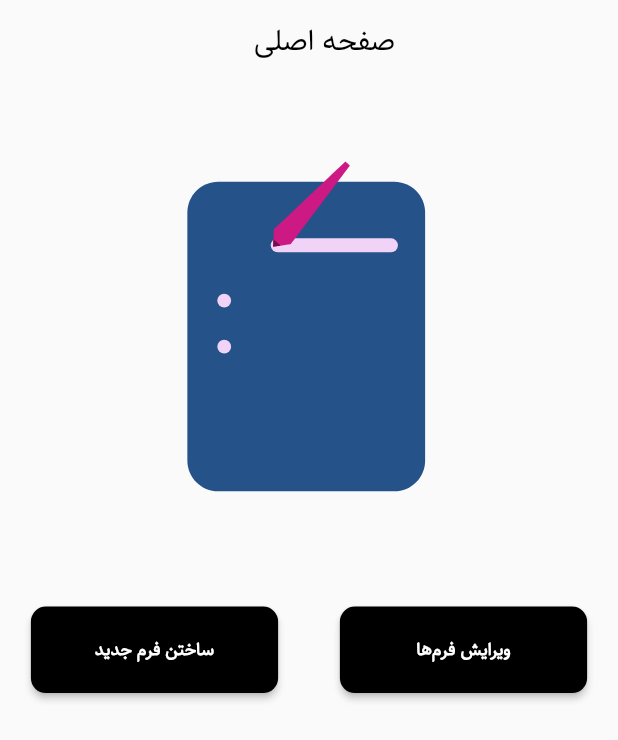
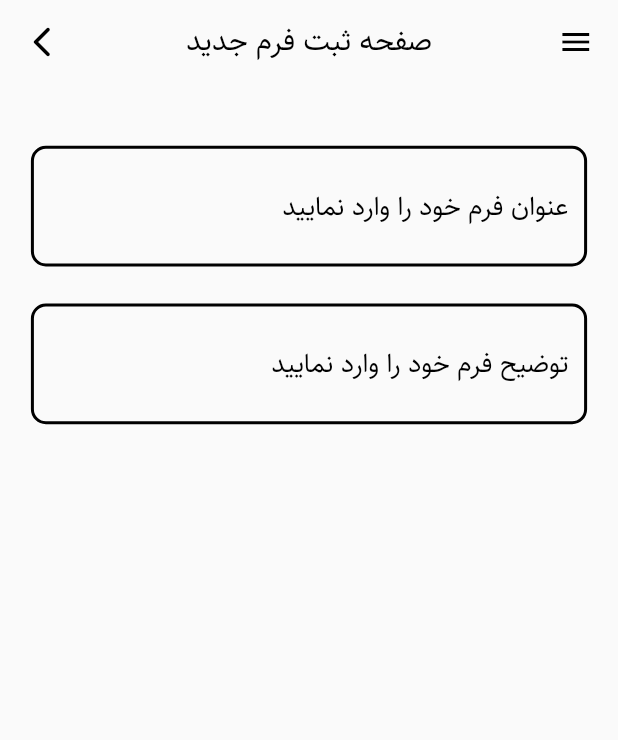
Before and after one commit to Sobhan-Ziyaei/form_builder_app, a Flutter app: the screen it shows after launch, after a tap on "ساختن فرم جدید", on a phone screen of 412 x 824 dp. Shown: the top 740 px of the screen. Run offline on Flutter 3.47's test engine with Material 2 defaults, Android fonts, the phone set to English and light mode, and no system bars; our stand-ins replace flutter_spinkit, lottie, objectbox; generated files the repository leaves out were written again.

Commit message:
create primary register screen

```diff
--- a/lib/route/app_router.dart
+++ b/lib/route/app_router.dart
@@ -1,5 +1,6 @@
 import 'package:flutter/material.dart';
 import 'package:form_builder_app/ui/screens/home_screen.dart';
+import 'package:form_builder_app/ui/screens/register_form_screen.dart';
 import 'package:form_builder_app/ui/screens/splash_screen.dart';
 
 class AppRouter {
@@ -13,7 +14,10 @@ class AppRouter {
         return MaterialPageRoute(
           builder: (context) => HomeScreen(),
         );
-
+      case RegisterFormScreen.screenId:
+        return MaterialPageRoute(
+          builder: (context) => RegisterFormScreen(),
+        );
       default:
         return null;
     }
--- a/lib/ui/constants/colors.dart
+++ b/lib/ui/constants/colors.dart
@@ -4,3 +4,5 @@ import 'package:flutter/material.dart';
 
 const blackColor = Colors.black ;
 const whiteColor = Colors.white ;
+const redColor = Colors.red ;
+const greenColor = Colors.green ;
--- a/lib/ui/constants/strings.dart
+++ b/lib/ui/constants/strings.dart
@@ -8,4 +8,11 @@ class HomeScreenStrings {
   static const homeAppbarTitle = 'صفحه اصلی' ;
   static const createForm = 'ساختن فرم جدید' ;
   static const modifyForm = 'ویرایش فرم‌ها' ;
+  static const reportForms = 'گزارش فرم‌ها' ;
 }
+
+class RegisterFormScreenStrigns {
+  static const registerFormAppbarTitle = 'صفحه ثبت فرم جدید' ;
+  static const inputFormTitle = 'عنوان فرم خود را وارد نمایید' ;
+  static const inputFormDescription = 'توضیح فرم خود را وارد نمایید' ;
+}
--- a/lib/ui/screens/home_screen.dart
+++ b/lib/ui/screens/home_screen.dart
@@ -2,6 +2,7 @@ import 'package:flutter/material.dart';
 import 'package:form_builder_app/gen/assets.gen.dart';
 import 'package:form_builder_app/ui/constants/colors.dart';
 import 'package:form_builder_app/ui/constants/strings.dart';
+import 'package:form_builder_app/ui/screens/register_form_screen.dart';
 import 'package:form_builder_app/ui/widgets/black_button.dart';
 import 'package:lottie/lottie.dart';
 
@@ -50,16 +51,34 @@ class _HomeScreenState extends State<HomeScreen> {
                     children: [
                       BlackButton(
                         buttonText: HomeScreenStrings.createForm,
+                        onPressed: () {
+                          Navigator.pushNamed(
+                              context, RegisterFormScreen.screenId);
+                        },
+                      ),
+                      BlackButton(
+                        buttonText: HomeScreenStrings.reportForms,
                         onPressed: () {},
                       ),
+                    ],
+                  ),
+                  SizedBox(height: size.height * 0.03),
+                  Row(
+                    mainAxisAlignment: MainAxisAlignment.spaceAround,
+                    children: [
                       BlackButton(
                         buttonText: HomeScreenStrings.modifyForm,
                         onPressed: () {},
                       ),
+                      BlackButton(
+                        buttonText: HomeScreenStrings.reportForms,
+                        onPressed: () {},
+                      ),
                     ],
-                    )
+                  ),
                 ],
-                )),
+              ),
+            ),
           ],
         ),
       ),
--- /dev/null
+++ b/lib/ui/screens/register_form_screen.dart
@@ -0,0 +1,144 @@
+import 'package:flutter/material.dart';
+import 'package:form_builder_app/data/models/custom_form.dart';
+import 'package:form_builder_app/data/models/custom_form_field.dart';
+import 'package:form_builder_app/data/models/custom_form_field_value.dart';
+import 'package:form_builder_app/main.dart';
+import 'package:form_builder_app/ui/constants/colors.dart';
+import 'package:form_builder_app/ui/constants/strings.dart';
+
+class RegisterFormScreen extends StatefulWidget {
+  RegisterFormScreen({Key? key}) : super(key: key);
+  static const screenId = '/register_form_screen';
+  @override
+  State<RegisterFormScreen> createState() => _RegisterFormScreenState();
+}
+
+class _RegisterFormScreenState extends State<RegisterFormScreen> {
+  final formBox = objectBox.store.box<CustomForm>();
+  final formFieldBox = objectBox.store.box<CustomFormField>();
+  final formFieldValueBox = objectBox.store.box<CustomFormFieldValue>();
+
+  late TextEditingController formTitleController;
+  late TextEditingController formDescriptionController;
+  @override
+  void initState() {
+    super.initState();
+    formTitleController = TextEditingController();
+    formDescriptionController = TextEditingController();
+  }
+
+  @override
+  void dispose() {
+    super.dispose();
+    formTitleController.dispose();
+    formDescriptionController.dispose();
+  }
+
+  @override
+  Widget build(BuildContext context) {
+    Size size = MediaQuery.of(context).size;
+    ThemeData theme = Theme.of(context);
+    return SafeArea(
+      child: Scaffold(
+        endDrawer: const Drawer(),
+        appBar: AppBar(
+          actions: [
+            Padding(
+              padding: EdgeInsets.only(right: size.width * 0.01),
+              child: Builder(
+                builder: (context) {
+                  return IconButton(
+                    onPressed: () {
+                      Scaffold.of(context).openEndDrawer();
+                    },
+                    icon: const Icon(Icons.menu, color: blackColor),
+                  );
+                },
+              ),
+            ),
+          ],
+          automaticallyImplyLeading: false,
+          backgroundColor: Colors.transparent,
+          elevation: 0,
+          leading: IconButton(
+            onPressed: () {
+              Navigator.pop(context);
+            },
+            icon:
+                const Icon(Icons.arrow_back_ios_new_rounded, color: blackColor),
+          ),
+          centerTitle: true,
+          title: Text(
+            RegisterFormScreenStrigns.registerFormAppbarTitle,
+            style: theme.textTheme.titleSmall,
+          ),
+        ),
+        body: Directionality(
+          textDirection: TextDirection.rtl,
+          child: SingleChildScrollView(
+            child: Center(
+              child: Padding(
+                padding: EdgeInsets.symmetric(horizontal: size.width * 0.05),
+                child: Column(
+                  children: [
+                    SizedBox(height: size.height * 0.05),
+                    MainTextField(
+                      controller: formTitleController,
+                      hint: RegisterFormScreenStrigns.inputFormTitle,
+                    ),
+                    SizedBox(height: size.height * 0.03),
+                    MainTextField(
+                      controller: formDescriptionController,
+                      hint: RegisterFormScreenStrigns.inputFormDescription,
+                    ),
+                  ],
+                ),
+              ),
+            ),
+          ),
+        ),
+      ),
+    );
+  }
+}
+
+class MainTextField extends StatelessWidget {
+  MainTextField({
+    super.key,
+    required this.controller,
+    required this.hint,
+  });
+
+  final TextEditingController controller;
+  String hint;
+
+  @override
+  Widget build(BuildContext context) {
+    ThemeData theme = Theme.of(context);
+    Size size = MediaQuery.of(context).size;
+    return TextFormField(
+      style:
+          theme.textTheme.bodySmall?.copyWith(color: blackColor, fontSize: 20),
+      controller: controller,
+      decoration: InputDecoration(
+        contentPadding: EdgeInsets.symmetric(
+            horizontal: size.width * 0.03, vertical: size.height * 0.03),
+        hintText: hint,
+        hintStyle: theme.textTheme.bodyMedium
+            ?.copyWith(color: blackColor, fontSize: 18),
+        enabledBorder: OutlineInputBorder(
+          borderRadius: BorderRadius.circular(10),
+          borderSide: const BorderSide(color: blackColor, width: 2),
+        ),
+        focusedBorder: OutlineInputBorder(
+          borderSide: const BorderSide(width: 3, color: greenColor),
+          borderRadius: BorderRadius.circular(10),
+        ),
+      ),
+    );
+  }
+
+  void saveForm(String title, String description) {
+    var form = CustomForm(title: title, description: description);
+  }
+}
--- a/lib/ui/theme/theme.dart
+++ b/lib/ui/theme/theme.dart
@@ -1,27 +1,30 @@
-
 import 'package:flutter/material.dart';
 import 'package:form_builder_app/gen/fonts.gen.dart';
 import 'package:form_builder_app/ui/constants/colors.dart';
 
 class CustomTheme {
-
   static ThemeData lightTheme = ThemeData.light().copyWith(
     textTheme: const TextTheme(
       titleMedium: TextStyle(
-        fontFamily: FontFamily.sahel ,
-        fontSize: 25 ,
-        fontWeight: FontWeight.bold ,
-        color: blackColor ,
+        fontFamily: FontFamily.sahel,
+        fontSize: 25,
+        fontWeight: FontWeight.bold,
+        color: blackColor,
       ),
       titleSmall: TextStyle(
-        fontFamily: FontFamily.sahel ,
-        fontSize: 20 ,
+        fontFamily: FontFamily.sahel,
+        fontSize: 20,
         color: blackColor,
       ),
       bodySmall: TextStyle(
-        fontFamily: FontFamily.sahel ,
-        fontSize: 15 ,
-        color: whiteColor ,
+        fontFamily: FontFamily.sahel,
+        fontSize: 15,
+        color: whiteColor,
+      ),
+      bodyMedium: TextStyle(
+        fontFamily: FontFamily.sahel,
+        fontSize: 20,
+        color: whiteColor,
       ),
     ),
   );
```
Lines whose indentation alone changed are shown as unchanged.
